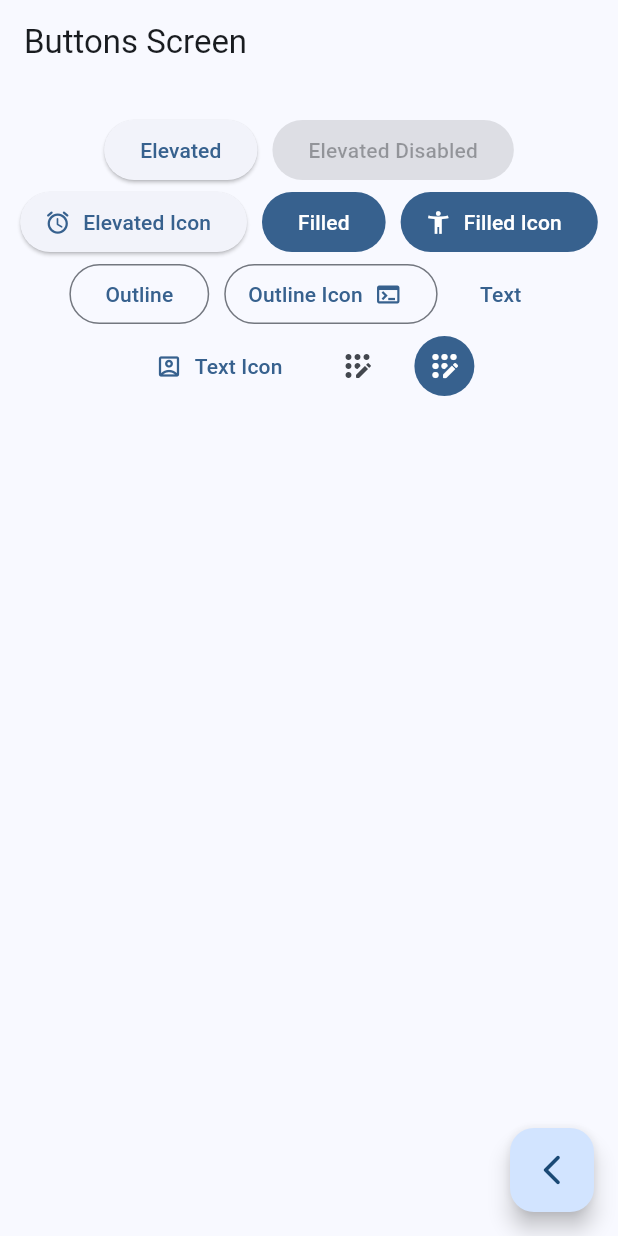
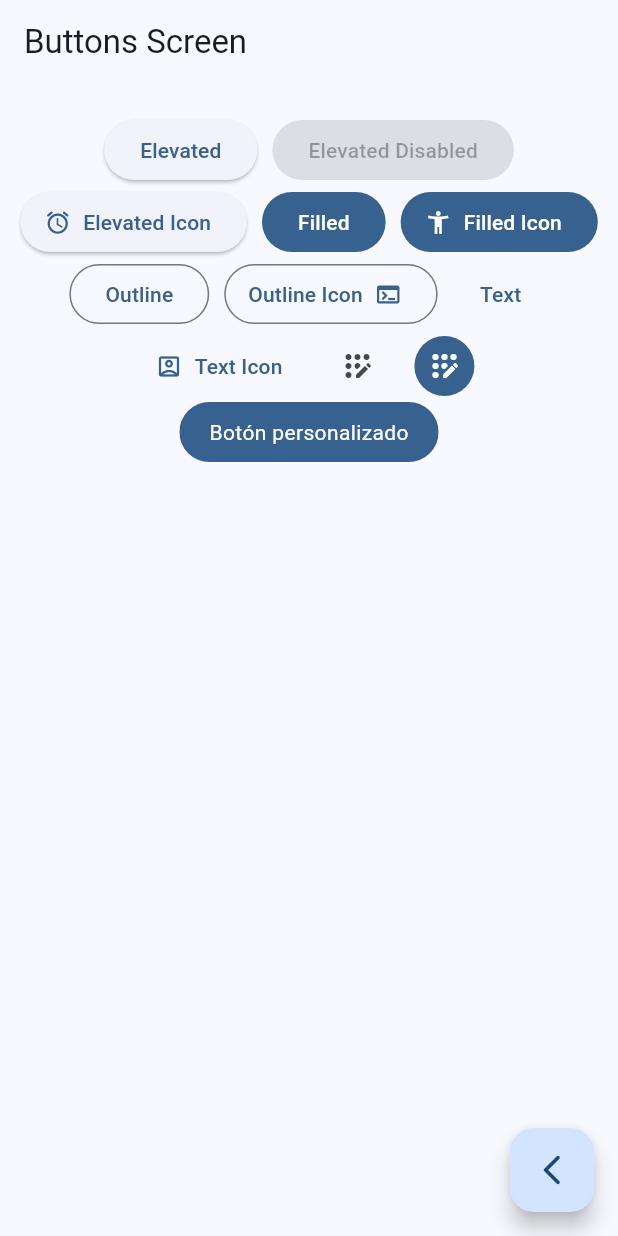
Before and after one commit to fisico-alienado/widgets-app-flutter, a Flutter app: the ButtonsScreen screen opened by its route, on a phone screen of 412 x 824 dp. Run offline on Flutter 3.47's test engine with Material 2 defaults, Android fonts, the phone set to English and light mode, and no system bars; our stand-ins replace go_router.

Commit message:
Botones personalizados

```diff
--- a/lib/presentation/screens/buttons/buttons_screen.dart
+++ b/lib/presentation/screens/buttons/buttons_screen.dart
@@ -60,9 +60,34 @@
                 iconColor: const MaterialStatePropertyAll(Colors.white)
               )
             ),
+            const CustomButton()
           ],
         ),
       ),
     );
   }
 }
+
+class CustomButton extends StatelessWidget {
+  const CustomButton({super.key});
+
+  @override
+  Widget build(BuildContext context) {
+
+    final colors = Theme.of(context).colorScheme;
+
+    return ClipRRect(
+      borderRadius: BorderRadius.circular(20),
+      child: Material( // ! Sirve para darle formato de la librería Material 3 a nuestros widgets
+        color: colors.primary,
+        child: InkWell( // ! Para darle efecto al botón cuando se pulsa
+          onTap: () {},
+          child: const Padding(
+            padding: EdgeInsets.symmetric(horizontal: 20, vertical: 10),
+            child: Text('Botón personalizado', style: TextStyle(color: Colors.white)),
+          ),
+        ),
+      ),
+    );
+  }
+}
```
